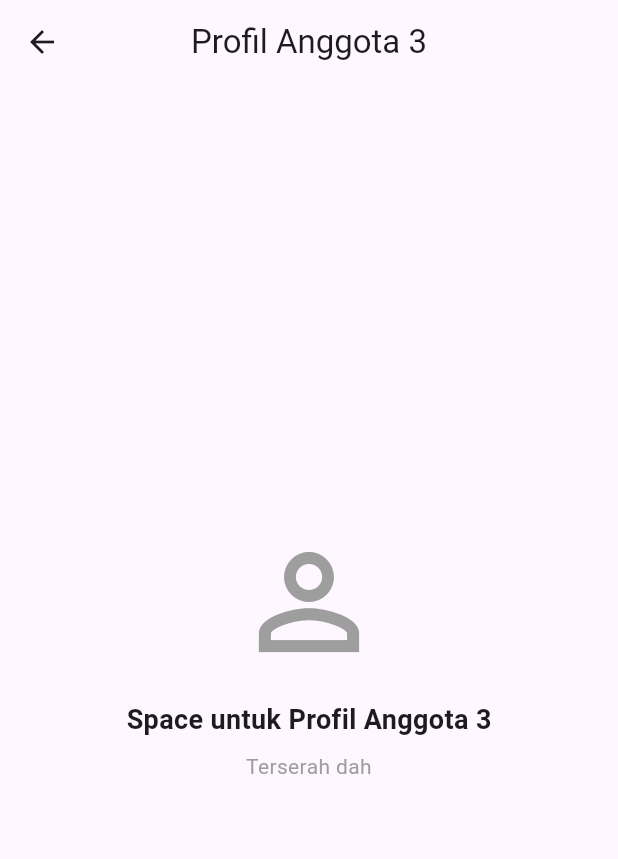
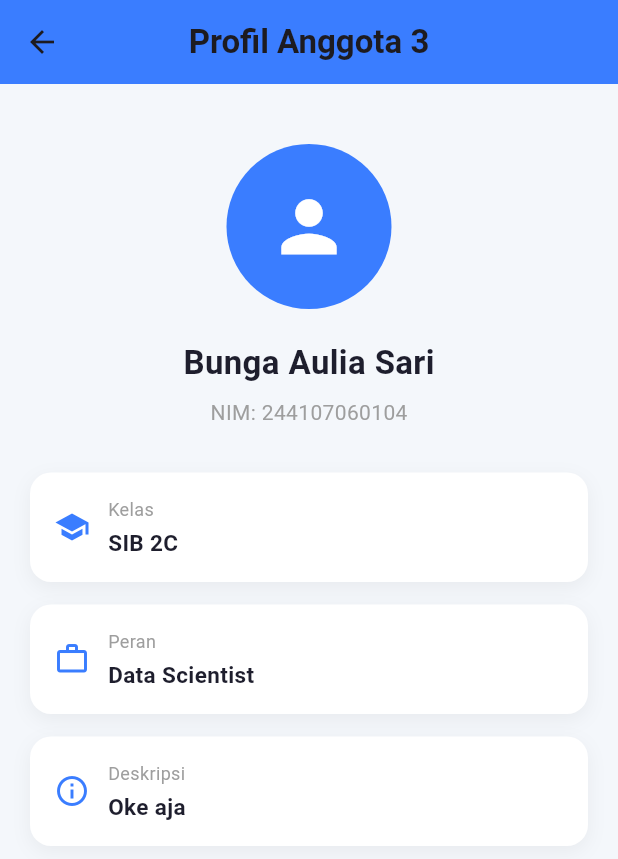
Before and after one commit to PraNAtaP/pbl-learn-to-collab, a Flutter app: the ProfileScreen3 screen opened directly, on a phone screen of 412 x 824 dp. Shown: the top 859 px of the screen. Run offline on Flutter 3.47's test engine with Material 3 defaults, Android fonts, the phone set to English and light mode, and no system bars.

Commit message:
profile screen bunga

```diff
--- a/lib/screens/profile_screen_3.dart
+++ b/lib/screens/profile_screen_3.dart
@@ -1,38 +1,132 @@
 import 'package:flutter/material.dart';
 
-/**
- * @author Kelompok PBL
- * @description Halaman profil untuk Anggota 2.
- * modifikasi UI di dalam method build sesuai kalian
- */
 class ProfileScreen3 extends StatelessWidget {
   const ProfileScreen3({super.key});
 
   @override
   Widget build(BuildContext context) {
     return Scaffold(
-      appBar: AppBar(title: const Text('Profil Anggota 3'), centerTitle: true),
-      body: const Center(
+      backgroundColor: const Color(0xFFF4F7FB),
+      appBar: AppBar(
+        title: const Text(
+          'Profil Anggota 3',
+          style: TextStyle(fontWeight: FontWeight.bold),
+        ),
+        centerTitle: true,
+        backgroundColor: const Color(0xFF3A7DFF),
+        elevation: 0,
+      ),
+      body: Padding(
+        padding: const EdgeInsets.all(20),
         child: Column(
-          mainAxisAlignment: MainAxisAlignment.center,
           children: [
-            Icon(Icons.person_outline, size: 100, color: Colors.grey),
-            SizedBox(height: 16),
-            Text(
-              'Space untuk Profil Anggota 3',
-              style: TextStyle(fontSize: 18, fontWeight: FontWeight.bold),
+            const SizedBox(height: 20),
+
+            // Avatar
+            const CircleAvatar(
+              radius: 55,
+              backgroundColor: Color(0xFF3A7DFF),
+              child: Icon(Icons.person, size: 55, color: Colors.white),
             ),
-            Padding(
-              padding: EdgeInsets.symmetric(horizontal: 40, vertical: 8),
-              child: Text(
-                'Terserah dah',
-                textAlign: TextAlign.center,
-                style: TextStyle(color: Colors.grey),
+
+            const SizedBox(height: 20),
+
+            // Nama
+            const Text(
+              'Bunga Aulia Sari',
+              style: TextStyle(
+                fontSize: 22,
+                fontWeight: FontWeight.bold,
+                color: Color(0xFF1E1E2D),
               ),
+            ),
+
+            const SizedBox(height: 8),
+
+            // NIM
+            const Text(
+              'NIM: 244107060104',
+              style: TextStyle(
+                fontSize: 14,
+                color: Colors.grey,
+              ),
+            ),
+
+            const SizedBox(height: 30),
+
+            // Card Info
+            _buildCard(
+              icon: Icons.school,
+              title: 'Kelas',
+              value: 'SIB 2C',
+            ),
+
+            const SizedBox(height: 15),
+
+            _buildCard(
+              icon: Icons.work_outline,
+              title: 'Peran',
+              value: 'Data Scientist',
+            ),
+
+            const SizedBox(height: 15),
+
+            _buildCard(
+              icon: Icons.info_outline,
+              title: 'Deskripsi',
+              value: 'Oke aja',
             ),
           ],
         ),
       ),
     );
   }
+
+  Widget _buildCard({
+    required IconData icon,
+    required String title,
+    required String value,
+  }) {
+    return Container(
+      padding: const EdgeInsets.all(16),
+      decoration: BoxDecoration(
+        color: Colors.white,
+        borderRadius: BorderRadius.circular(14),
+        boxShadow: [
+          BoxShadow(
+            color: Colors.black.withOpacity(0.05),
+            blurRadius: 10,
+            offset: const Offset(0, 4),
+          )
+        ],
+      ),
+      child: Row(
+        children: [
+          Icon(icon, color: const Color(0xFF3A7DFF)),
+          const SizedBox(width: 12),
+          Column(
+            crossAxisAlignment: CrossAxisAlignment.start,
+            children: [
+              Text(
+                title,
+                style: const TextStyle(
+                  fontSize: 12,
+                  color: Colors.grey,
+                ),
+              ),
+              const SizedBox(height: 3),
+              Text(
+                value,
+                style: const TextStyle(
+                  fontSize: 15,
+                  fontWeight: FontWeight.w600,
+                  color: Color(0xFF1E1E2D),
+                ),
+              ),
+            ],
+          )
+        ],
+      ),
+    );
+  }
 }
```
